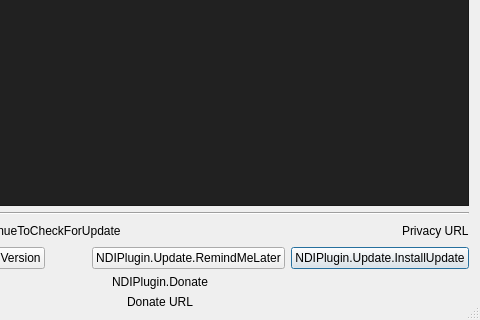
The window that src/forms/update.ui (DistroAV/DistroAV) describes before a commit, drawn with Qt 5; both pictures show x 160 to 640 and y 160 to 480 of the 640 by 480 pixel window.
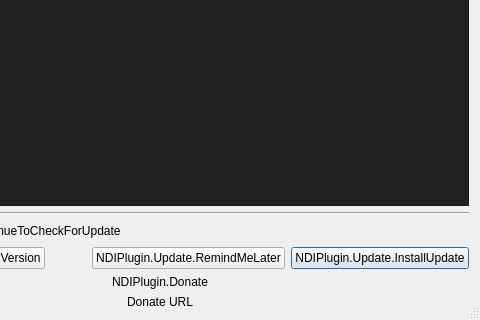
The same window after the commit.

Commit message: Add privacy in Settings Add icons for links

The edit to the form file:
```diff
--- a/src/forms/update.ui
+++ b/src/forms/update.ui
@@ -172,16 +172,6 @@
        </property>
       </spacer>
      </item>
-     <item>
-      <widget class="QLabel" name="labelPrivacyUrl">
-       <property name="text">
-        <string>Privacy URL</string>
-       </property>
-       <property name="textInteractionFlags">
-        <set>Qt::LinksAccessibleByKeyboard|Qt::LinksAccessibleByMouse</set>
-       </property>
-      </widget>
-     </item>
     </layout>
    </item>
    <item>
```
The commit also changes 4 other files.
